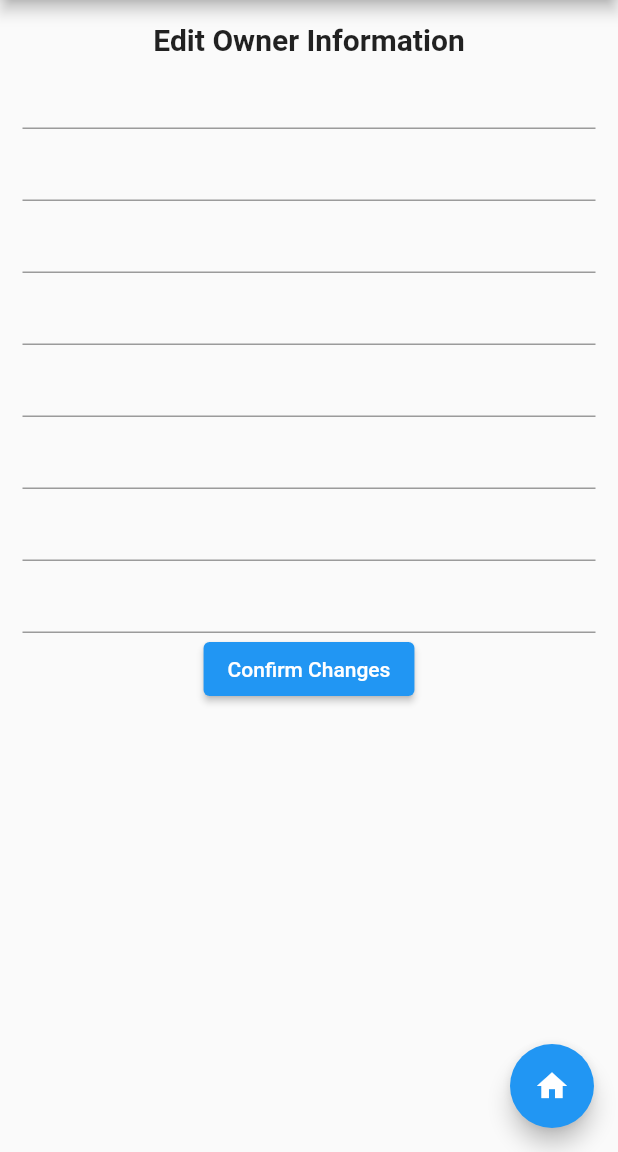
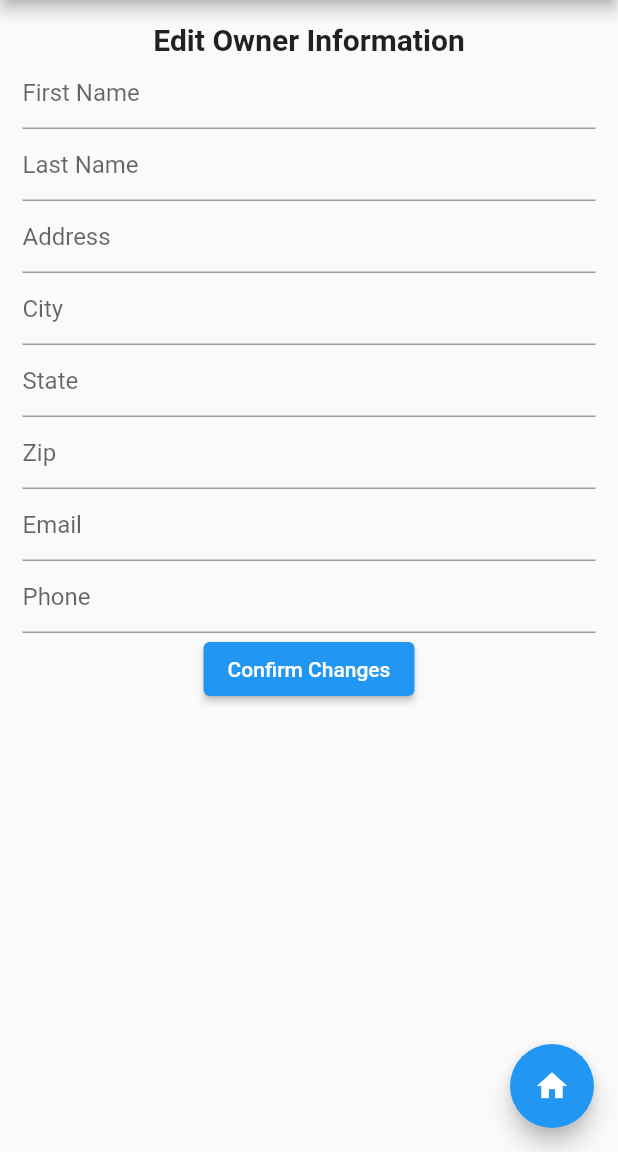
Before and after one commit to DarbiB/Group2FinalProject, a Flutter app: the ViewBill screen opened directly with empty values, after a tap on "Edit Owner Info", on a phone screen of 412 x 824 dp, the part 84-1236 px from its top. Run offline on Flutter 3.47's test engine with Material 2 defaults, Android fonts, the phone set to English and light mode, and no system bars; our stand-ins replace dio; network calls fail.

Commit message:
Minor error fixes, UI changes

```diff
--- a/UI/finalproject/lib/ViewBill.dart
+++ b/UI/finalproject/lib/ViewBill.dart
@@ -62,10 +62,11 @@ class _ViewBillState extends State<ViewBill> {
                           border: Border.all(width: 10, color: Colors.grey),
                         ),
                         child: Column(
-                          children: [
-                            const Text("Invoice Data",
+                          children: const [
+                            Text("Invoice Data",
                                 style: TextStyle(
-                                    fontSize: 25, fontWeight: FontWeight.bold))
+                                    fontSize: 25, fontWeight: FontWeight.bold)),
+                            Text("Invoice ID\nHours Stayed\nHour Charge\nTotal")
                           ],
                         )),
                     Container(padding: const EdgeInsets.all(5)),
@@ -85,6 +86,8 @@ class _ViewBillState extends State<ViewBill> {
                                         fontSize: 25,
                                         fontWeight: FontWeight.bold),
                                   )),
+                              const Text(
+                                  "Owner Name\nOwner Address\nOwner City\nOwner Pet\nOwner Email"),
                               TextButton(
                                 onPressed: () => {
                                   Navigator.pop(context),
--- a/UI/finalproject/lib/editOwner.dart
+++ b/UI/finalproject/lib/editOwner.dart
@@ -55,8 +55,9 @@ class _editOwnerState extends State<editOwner> {
       appBar: AppBar(
         title: const Text('Group 2 Final | Doggie Dashboard'),
       ),
-      body: Center(
-          child: Column(
+      body: SingleChildScrollView(
+          child: Center(
+              child: Column(
         mainAxisAlignment: MainAxisAlignment.start,
         children: <Widget>[
           Padding(
@@ -65,14 +66,31 @@ class _editOwnerState extends State<editOwner> {
                 const Text("Edit Owner Information",
                     style:
                         TextStyle(fontSize: 20, fontWeight: FontWeight.bold)),
-                TextFormField(controller: fnameControl),
-                TextFormField(controller: lnameControl),
-                TextFormField(controller: addControl),
-                TextFormField(controller: cityControl),
-                TextFormField(controller: stateControl),
-                TextFormField(controller: zipControl),
-                TextFormField(controller: emailControl),
-                TextFormField(controller: phoneControl),
+                TextFormField(
+                  decoration: const InputDecoration(hintText: "First Name"),
+                  controller: fnameControl,
+                ),
+                TextFormField(
+                    decoration: const InputDecoration(hintText: "Last Name"),
+                    controller: lnameControl),
+                TextFormField(
+                    decoration: const InputDecoration(hintText: "Address"),
+                    controller: addControl),
+                TextFormField(
+                    decoration: const InputDecoration(hintText: "City"),
+                    controller: cityControl),
+                TextFormField(
+                    decoration: const InputDecoration(hintText: "State"),
+                    controller: stateControl),
+                TextFormField(
+                    decoration: const InputDecoration(hintText: "Zip"),
+                    controller: zipControl),
+                TextFormField(
+                    decoration: const InputDecoration(hintText: "Email"),
+                    controller: emailControl),
+                TextFormField(
+                    decoration: const InputDecoration(hintText: "Phone"),
+                    controller: phoneControl),
                 ElevatedButton(
                     onPressed: () => {
                           //edit line
@@ -80,7 +98,7 @@ class _editOwnerState extends State<editOwner> {
                     child: const Text("Confirm Changes"))
               ]))
         ],
-      )),
+      ))),
       floatingActionButton: FloatingActionButton(
           child: const Icon(Icons.home),
           onPressed: () => {
--- a/UI/finalproject/lib/main.dart
+++ b/UI/finalproject/lib/main.dart
@@ -2,6 +2,7 @@ import 'package:flutter/material.dart';
 import 'api.dart';
 import 'ViewBill.dart';
 import 'models/invoice.dart';
+import 'models/owner.dart';
 
 void main() {
   runApp(const MyApp());
@@ -91,7 +92,8 @@ class _MyHomePageState extends State<MyHomePage> {
                                               context,
                                               MaterialPageRoute(
                                                   builder: (context) =>
-                                                      ViewBill(Billing.fromJson(invoice)))),
+                                                      ViewBill(Billing.fromJson(
+                                                          invoice)))),
                                         },
                                     child: ListTile(
                                         leading: const CircleAvatar(
```
